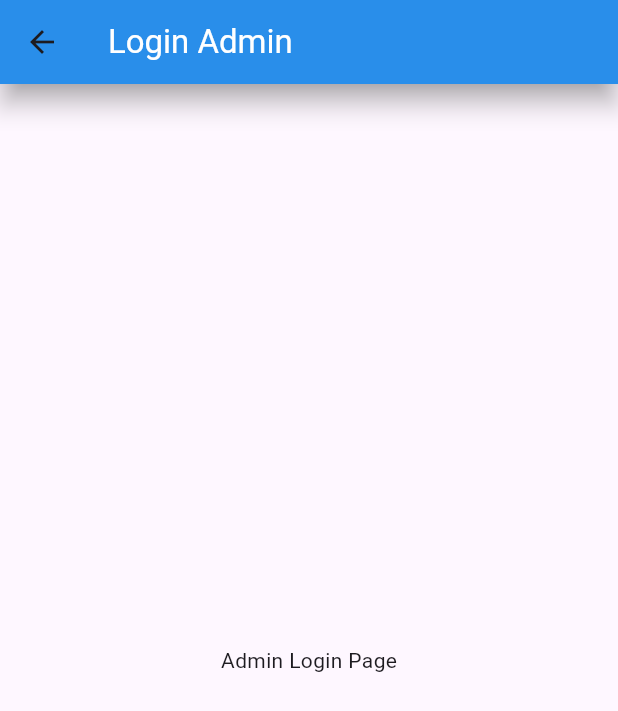
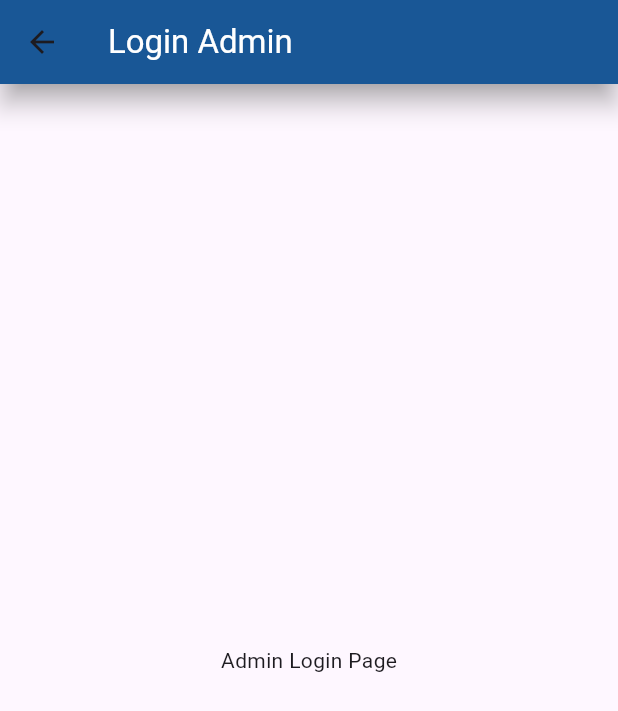
Before and after one commit to DeoLwena/wacky-classic-barbershop-Manager, a Flutter app: the AdminLogin screen opened by its route, on a phone screen of 412 x 824 dp. Shown: the top 711 px of the screen. Run offline on Flutter 3.47's test engine with Material 3 defaults, Android fonts, the phone set to English and light mode, and no system bars.

Commit message:
login and signup front

```diff
--- a/wcb/lib/Screens/Login/adminlogin.dart
+++ b/wcb/lib/Screens/Login/adminlogin.dart
@@ -9,7 +9,7 @@ class AdminLogin extends StatelessWidget {
     return Scaffold(
       appBar: wigi.MyAppBar(
         kichwa: 'Login Admin',
-        rangi: Colors.blue, // Use Colors.blue or your custom color
+        rangi: wigi.Blue, // Use Colors.blue or your custom color
       ),
       body: Center(
         child: Text('Admin Login Page'),
```
